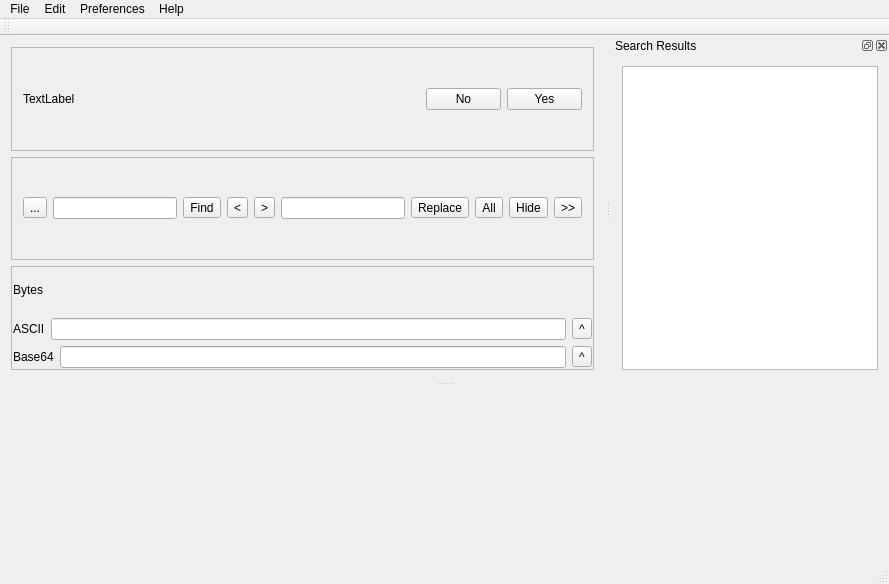
This is mainwindow.ui in ic005k/Xplist as Qt 5 draws it before an edit. The edited form follows.
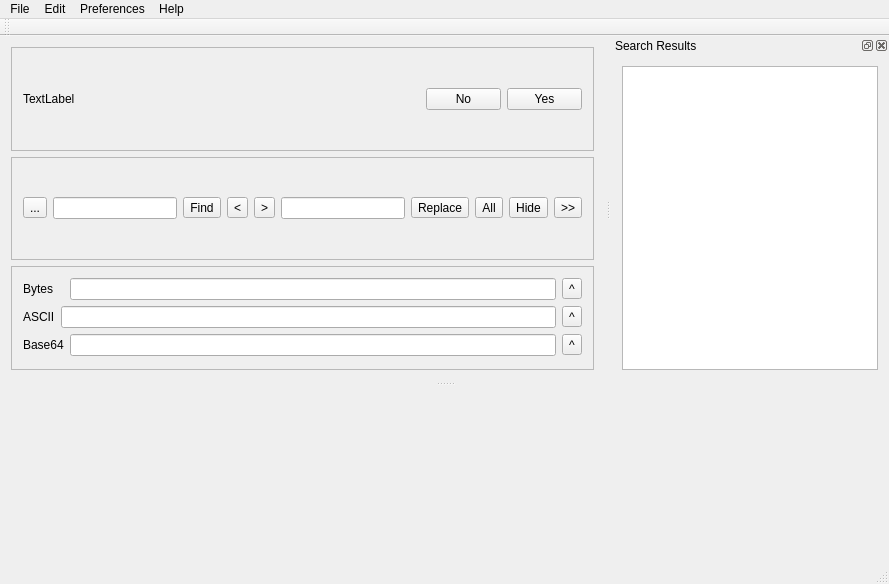
This is the edited form. Icons and pictures are not drawn.

```diff
--- a/mainwindow.ui
+++ b/mainwindow.ui
@@ -184,35 +184,23 @@
        <enum>QFrame::Raised</enum>
       </property>
       <layout class="QGridLayout" name="gridLayout_6">
-       <property name="leftMargin">
-        <number>1</number>
-       </property>
-       <property name="topMargin">
-        <number>1</number>
-       </property>
-       <property name="rightMargin">
-        <number>1</number>
-       </property>
-       <property name="bottomMargin">
-        <number>1</number>
-       </property>
-       <item row="2" column="0" colspan="2">
-        <widget class="QLabel" name="label_2">
-         <property name="text">
-          <string>Base64</string>
-         </property>
-        </widget>
-       </item>
-       <item row="2" column="2">
-        <widget class="QLineEdit" name="editBase64"/>
-       </item>
-       <item row="0" column="0" colspan="3">
+       <item row="0" column="0">
         <widget class="QLabel" name="lblBytes">
          <property name="text">
           <string>Bytes</string>
          </property>
         </widget>
        </item>
+       <item row="0" column="2">
+        <widget class="QLineEdit" name="editHex"/>
+       </item>
+       <item row="0" column="3">
+        <widget class="QToolButton" name="btnUpdateHex">
+         <property name="text">
+          <string>^</string>
+         </property>
+        </widget>
+       </item>
        <item row="1" column="0">
         <widget class="QLabel" name="label">
          <property name="text">
@@ -230,6 +218,16 @@
          </property>
         </widget>
        </item>
+       <item row="2" column="0" colspan="2">
+        <widget class="QLabel" name="label_2">
+         <property name="text">
+          <string>Base64</string>
+         </property>
+        </widget>
+       </item>
+       <item row="2" column="2">
+        <widget class="QLineEdit" name="editBase64"/>
+       </item>
        <item row="2" column="3">
         <widget class="QToolButton" name="btnUpdateBase64">
          <property name="text">
```
